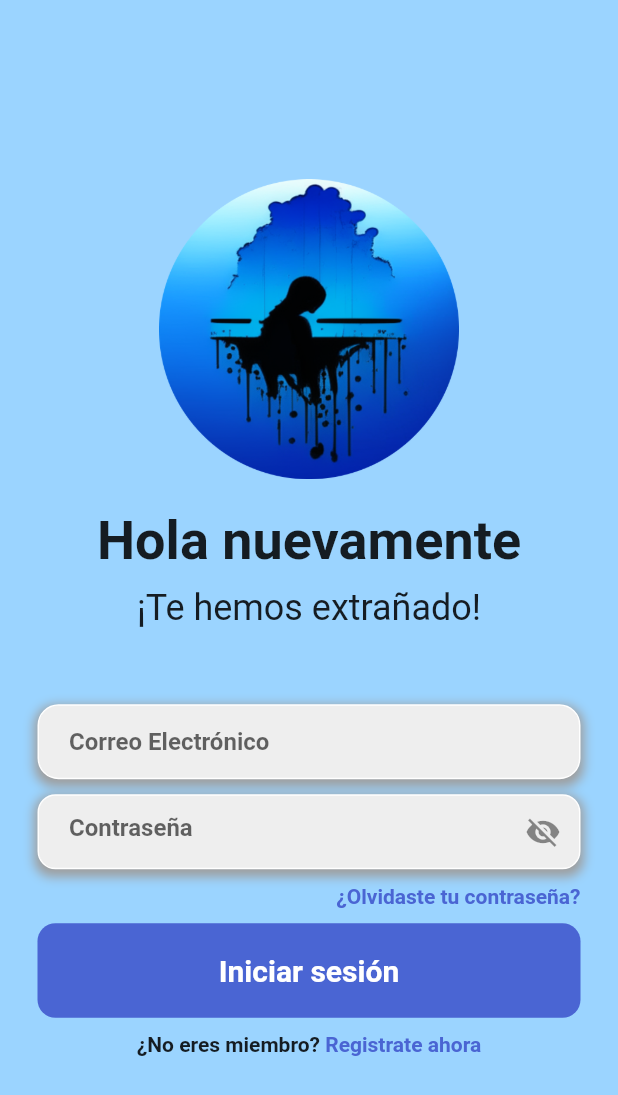
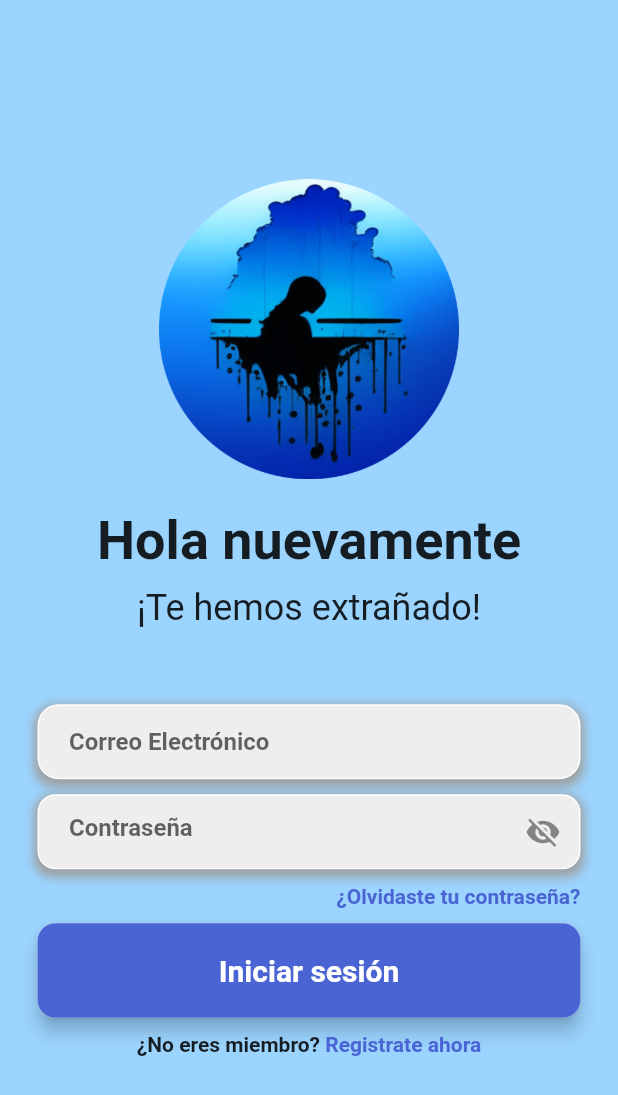
Before and after one commit to Alexlife2002003/RiesgoSuicida, a Flutter app: the screen it shows after launch, on a phone screen of 412 x 824 dp. Shown: the top 1095 px of the screen. Run offline on Flutter 3.47's test engine with Material 2 defaults, Android fonts, the phone set to English and light mode, and no system bars; our stand-ins replace cloud_firestore, firebase_auth, firebase_core, percent_indicator; missing offline and left inert: flutter_swipable, linear_progress_bar; accounts and stored records are empty.

Commit message:
added elevation to button

```diff
--- a/riesgo_suicida/lib/login/RegisterPage.dart
+++ b/riesgo_suicida/lib/login/RegisterPage.dart
@@ -257,6 +257,9 @@ class _RegisterPageState extends State<RegisterPage> {
                     padding: const EdgeInsets.symmetric(horizontal: 25),
                     child: GestureDetector(
                       onTap: signUserUp,
+                      child: Material(
+                        elevation: 5,
+                        borderRadius: BorderRadius.circular(12),
                         child: Container(
                           padding: const EdgeInsets.all(20),
                           decoration: BoxDecoration(
@@ -270,6 +273,7 @@ class _RegisterPageState extends State<RegisterPage> {
                                 color: Colors.white,
                                 fontWeight: FontWeight.bold,
                                 fontSize: 20,
+                              ),
                             ),
                           ),
                         ),
--- a/riesgo_suicida/lib/login/login_page.dart
+++ b/riesgo_suicida/lib/login/login_page.dart
@@ -231,11 +231,15 @@ class _LoginPageState extends State<LoginPage> {
                       padding: const EdgeInsets.symmetric(horizontal: 25),
                       child: GestureDetector(
                         onTap: signIn,
+                        child: Material(
+                          elevation: 5,
+                          borderRadius: BorderRadius.circular(12),
                           child: Container(
                             padding: const EdgeInsets.all(20),
                             decoration: BoxDecoration(
                               color: const Color.fromARGB(255, 74, 101, 211),
-                              borderRadius: BorderRadius.circular(12)),
+                              borderRadius: BorderRadius.circular(12),
+                            ),
                             child: const Center(
                                 child: Text(
                               'Iniciar sesión',
@@ -245,6 +249,7 @@ class _LoginPageState extends State<LoginPage> {
                                 fontSize: 20,
                               ),
                             )),
+                          ),
                         ),
                       ),
                     ),
```
Lines whose indentation alone changed are shown as unchanged.
